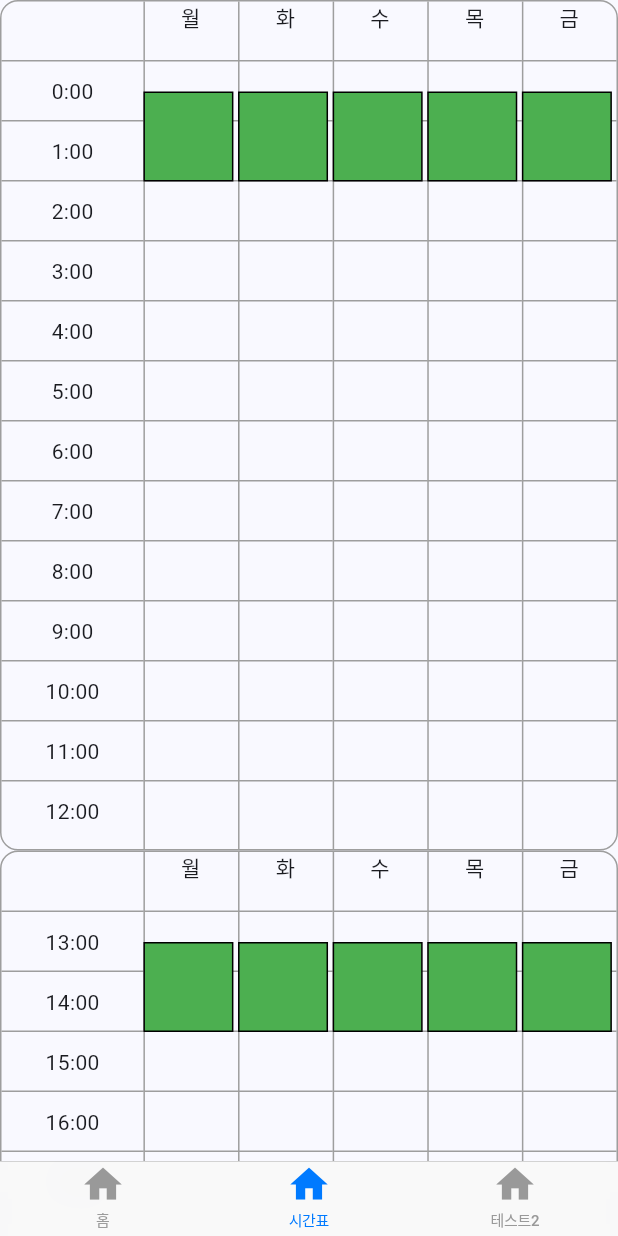
After one commit to Diving-Seagull/With-u, a Flutter app: the HomeView screen opened directly, item 2 of the bottom bar chosen, on a phone screen of 412 x 824 dp. The commit adds this screen. Run offline on Flutter 3.47's test engine with Material 3 defaults, Android fonts, the phone set to English and light mode, and no system bars; our stand-ins replace device_info, firebase_core, firebase_messaging, flutter_blue_plus, flutter_dotenv, flutter_local_notifications and 4 more; missing offline and left inert: image_picker_android, image_picker_platform_interface, kakao_flutter_sdk_user; accounts and stored records are empty; generated files the repository leaves out were written again.

Commit message:
Feature: 시갼표 UI 구성

```diff
--- a/fe/withu/lib/ui/view/main/home_view.dart
+++ b/fe/withu/lib/ui/view/main/home_view.dart
@@ -5,6 +5,8 @@ import 'package:provider/provider.dart';
 import 'package:withu/extension/string_extension.dart';
 import 'package:withu/ui/page/notice/notice_page.dart';
 import 'package:withu/ui/page/main/checkteam_page.dart';
+import 'package:withu/ui/view/timetable/timetable_view.dart';
+import 'package:withu/ui/viewmodel/timetable/timetable_viewmodel.dart';
 
 import '../../../data/model/member.dart';
 import '../../global/convert_uuid.dart';
@@ -42,7 +44,7 @@ class HomeView extends StatelessWidget {
         child: CupertinoTabScaffold(
             tabBar: CupertinoTabBar(items: [
               BottomNavigationBarItem(icon: Icon(Icons.home), label: '홈'),
-              BottomNavigationBarItem(icon: Icon(Icons.home), label: '테스트'),
+              BottomNavigationBarItem(icon: Icon(Icons.home), label: '시간표'),
               BottomNavigationBarItem(icon: Icon(Icons.home), label: '테스트2')
             ]),
             tabBuilder: (context, index) {
@@ -50,7 +52,10 @@ class HomeView extends StatelessWidget {
                 return _HomeView(_homeViewModel);
               }
               else if(index == 1) {
-                return SecondView();
+                return ChangeNotifierProvider(
+                    create: (_) => TimeTableViewModel(),
+                    child: TimeTableView(),
+                );
               }
               else {
                 return ThirdView();
--- /dev/null
+++ b/fe/withu/lib/ui/view/timetable/timetable_view.dart
@@ -0,0 +1,205 @@
+import 'package:flutter/cupertino.dart';
+import 'package:flutter/material.dart';
+import 'package:provider/provider.dart';
+import 'package:withu/ui/viewmodel/timetable/timetable_viewmodel.dart';
+
+class TimeTableView extends StatefulWidget {
+  @override
+  State<StatefulWidget> createState() => _TimeTableView();
+}
+
+class _TimeTableView extends State<TimeTableView> {
+  late TimeTableViewModel viewModel;
+  List week = ['월', '화', '수', '목', '금'];
+  var kColumnLength = 26;
+  double kBoxSize = 40;
+  double kFirstColumnHeight = 40;
+
+  @override
+  Widget build(BuildContext context) {
+    viewModel = Provider.of<TimeTableViewModel>(context, listen: true);
+    return Scaffold(
+      body: SingleChildScrollView(
+        child: Column(
+          children: [
+            _morningTable(),
+            _afternoonTable()
+          ],
+        ),
+      ),
+    );
+  }
+
+  Widget _morningTable() {
+    return Container(
+      height: 40.5 * 14,
+      decoration: BoxDecoration(
+        border: Border.all(color: Colors.grey),
+        borderRadius: BorderRadius.circular(12),
+      ),
+      child: Row(
+        children: [
+          buildTimeColumn(0),
+          ...buildDayColumn(0),
+          ...buildDayColumn(1),
+          ...buildDayColumn(2),
+          ...buildDayColumn(3),
+          ...buildDayColumn(4),
+        ],
+      ),
+    );
+  }
+
+  Widget _afternoonTable() {
+    return Container(
+      height: 40.5 * 14,
+      decoration: BoxDecoration(
+        border: Border.all(color: Colors.grey),
+        borderRadius: BorderRadius.circular(12),
+      ),
+      child: Row(
+        children: [
+          buildTimeColumn(13),
+          ...buildAfterDayColumn(0),
+          ...buildAfterDayColumn(1),
+          ...buildAfterDayColumn(2),
+          ...buildAfterDayColumn(3),
+          ...buildAfterDayColumn(4),
+        ],
+      ),
+    );
+  }
+
+  Expanded buildTimeColumn(int startTime) {
+    return Expanded(
+      flex: 3,
+      child: Column(
+        children: [
+          SizedBox(
+            height: kFirstColumnHeight,
+          ),
+          ...List.generate(
+            kColumnLength,
+                (index) {
+              if (index % 2 == 0) {
+                return const Divider(
+                  color: Colors.grey,
+                  height: 0,
+                );
+              }
+              return SizedBox(
+                height: kBoxSize,
+                child: Center(child: Text('${index ~/ 2 + startTime}:00')),
+              );
+            },
+          ),
+        ],
+      ),
+    );
+  }
+
+  List<Widget> buildDayColumn(int index) {
+    return [
+      const VerticalDivider(
+        color: Colors.grey,
+        width: 0,
+      ),
+      Expanded(
+        flex: 2,
+        child: Stack(
+          children: [
+            Column(
+              children: [
+                SizedBox(
+                  height: 40,
+                  child: Text(
+                    '${week[index]}',
+                  ),
+                ),
+                ...List.generate(
+                  kColumnLength,
+                      (index) {
+                    if (index % 2 == 0) {
+                      return const Divider(
+                        color: Colors.grey,
+                        height: 0,
+                      );
+                    }
+                    return SizedBox(
+                      height: kBoxSize,
+                      child: Container(),
+                    );
+                  },
+                ),
+              ],
+            ),
+            Positioned(
+              child: Container(
+                decoration: BoxDecoration(
+                    color: Colors.green,
+                  border: Border.all(color: Colors.black, width: 1)
+                ),
+              ),
+              top: kFirstColumnHeight + kBoxSize / 2,
+              height: kBoxSize + kBoxSize * 0.5,
+              width: kBoxSize * 1.5,
+            ),
+          ],
+        ),
+      ),
+    ];
+  }
+
+  List<Widget> buildAfterDayColumn(int index) {
+    return [
+      const VerticalDivider(
+        color: Colors.grey,
+        width: 0,
+      ),
+      Expanded(
+        flex: 2,
+        child: Stack(
+          children: [
+            Column(
+              children: [
+                SizedBox(
+                  height: 40,
+                  child: Text(
+                    '${week[index]}',
+                  ),
+                ),
+                ...List.generate(
+                  kColumnLength,
+                      (index) {
+                    if (index % 2 == 0) {
+                      return const Divider(
+                        color: Colors.grey,
+                        height: 0,
+                      );
+                    }
+                    return SizedBox(
+                      height: kBoxSize,
+                      child: Container(),
+                    );
+                  },
+                ),
+              ],
+            ),
+            Positioned(
+              child: Container(
+                decoration: BoxDecoration(
+                    color: Colors.green,
+                    border: Border.all(color: Colors.black, width: 1)
+                ),
+              ),
+              top: kFirstColumnHeight + kBoxSize / 2,
+              height: kBoxSize + kBoxSize * 0.5,
+              width: kBoxSize * 1.5,
+            ),
+          ],
+        ),
+      ),
+    ];
+  }
+
+}
--- /dev/null
+++ b/fe/withu/lib/ui/viewmodel/timetable/timetable_viewmodel.dart
@@ -0,0 +1,5 @@
+import 'package:flutter/cupertino.dart';
+
+class TimeTableViewModel with ChangeNotifier {
+
+}
```
